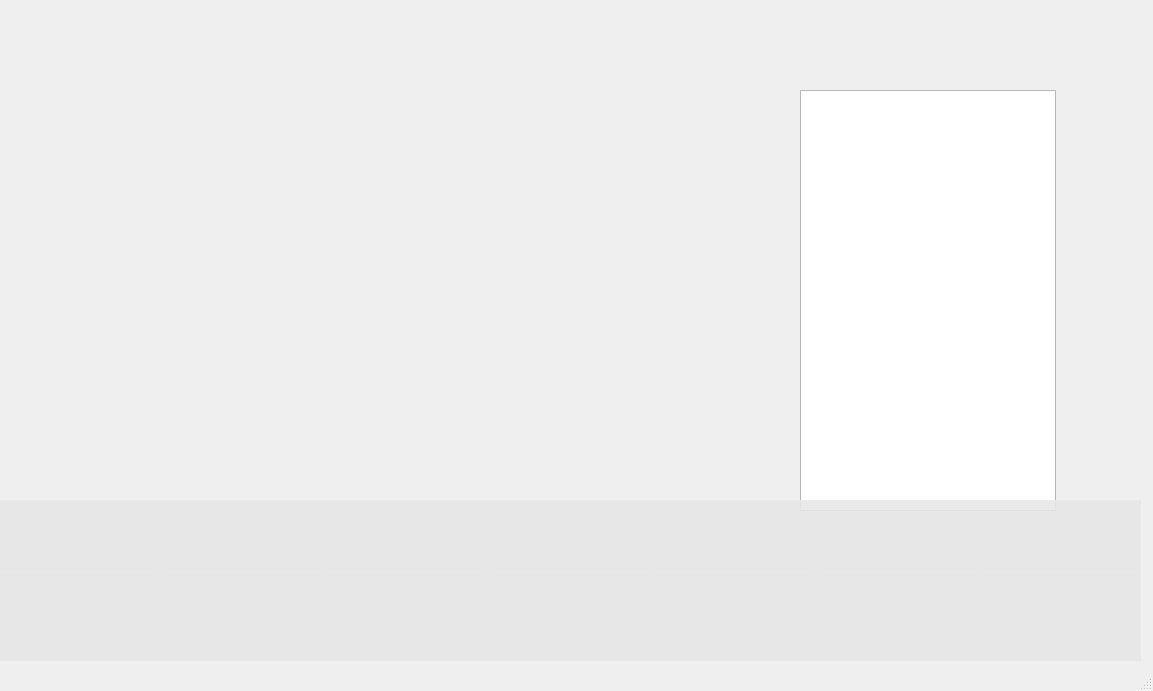
Qt form mainwindow.ui (Cheng-rin12138/QtMusicPlayer) before a commit.
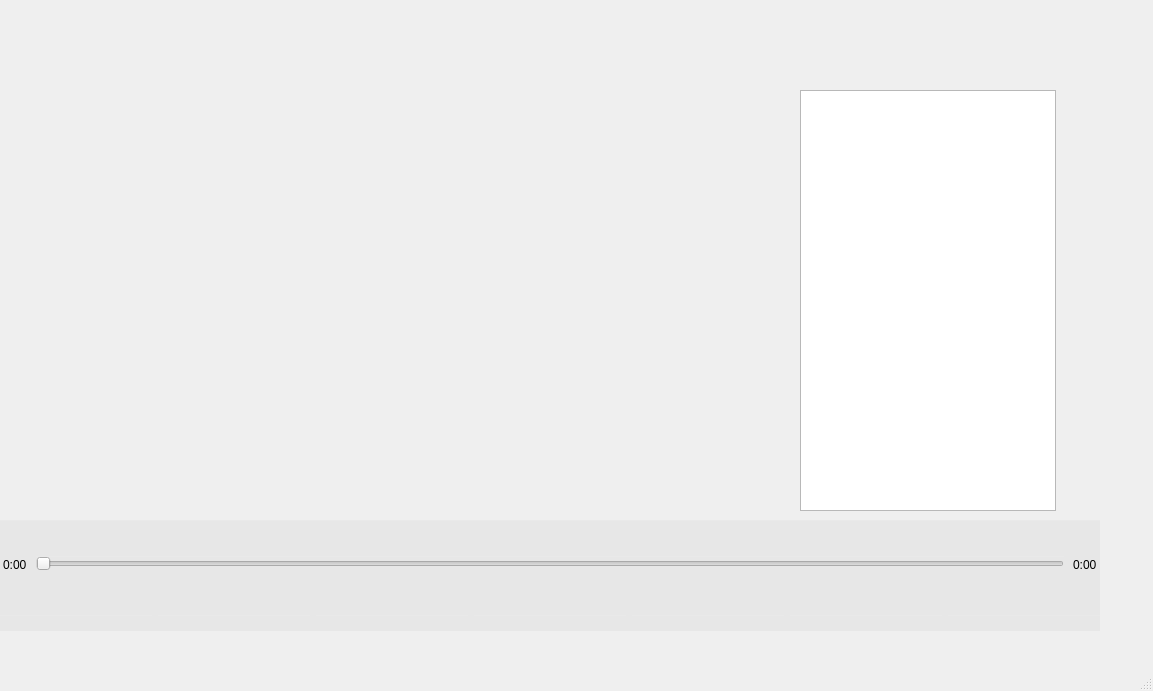
The same form after that commit.

The edit to the form file:
```diff
--- a/mainwindow.ui
+++ b/mainwindow.ui
@@ -18,16 +18,41 @@
     <property name="geometry">
      <rect>
       <x>0</x>
-      <y>500</y>
-      <width>1141</width>
-      <height>161</height>
+      <y>520</y>
+      <width>1100</width>
+      <height>111</height>
      </rect>
     </property>
     <property name="styleSheet">
      <string notr="true">background-color: rgba(230, 230,230, 0.9);
 border-top: 1px solid rgba(255,255,255,0.1);</string>
     </property>
-    <layout class="QHBoxLayout" name="horizontalLayout_2">
+    <layout class="QVBoxLayout" name="verticalLayout">
+     <item>
+      <layout class="QHBoxLayout" name="horizontalLayout_3">
+       <item>
+        <widget class="QLabel" name="currentlabel">
+         <property name="text">
+          <string>0:00</string>
+         </property>
+        </widget>
+       </item>
+       <item>
+        <widget class="QSlider" name="progressSlider">
+         <property name="orientation">
+          <enum>Qt::Orientation::Horizontal</enum>
+         </property>
+        </widget>
+       </item>
+       <item>
+        <widget class="QLabel" name="totallabel">
+         <property name="text">
+          <string>0:00</string>
+         </property>
+        </widget>
+       </item>
+      </layout>
+     </item>
      <item>
       <layout class="QHBoxLayout" name="horizontalLayout">
        <item>
```
Left out of the diff: 3 changed lines with no effect on the pictures.
